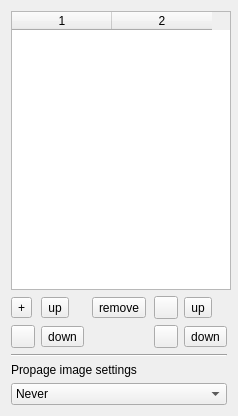
Above: src/imagetablewidget.ui from tibob/yasw before the change. Below: the same form after it.
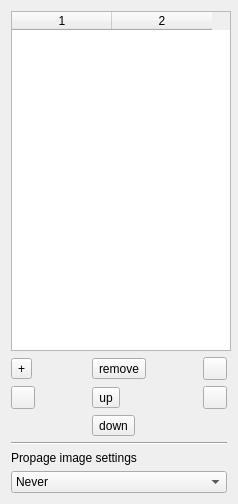
That is the form after the change. Icons and pictures are not drawn.

Commit message: - windows port now working! Yeah!

```diff
--- a/src/imagetablewidget.ui
+++ b/src/imagetablewidget.ui
@@ -24,7 +24,7 @@
     <x>0</x>
     <y>0</y>
     <width>238</width>
-    <height>416</height>
+    <height>504</height>
    </rect>
   </property>
   <property name="sizePolicy">
@@ -132,20 +132,6 @@
       </widget>
      </item>
      <item row="0" column="1">
-      <widget class="QToolButton" name="upLeft">
-       <property name="toolTip">
-        <string>Move the selected image up</string>
-       </property>
-       <property name="text">
-        <string>up</string>
-       </property>
-       <property name="icon">
-        <iconset resource="icons/icons.qrc">
-         <normaloff>:/icons/tango-icon-theme/go-up.svg</normaloff>:/icons/tango-icon-theme/go-up.svg</iconset>
-       </property>
-      </widget>
-     </item>
-     <item row="0" column="2">
       <spacer name="horizontalSpacer">
        <property name="orientation">
         <enum>Qt::Horizontal</enum>
@@ -158,7 +144,7 @@
        </property>
       </spacer>
      </item>
-     <item row="0" column="3">
+     <item row="0" column="2">
       <widget class="QToolButton" name="remove">
        <property name="toolTip">
         <string>remove selected image</string>
@@ -172,7 +158,7 @@
        </property>
       </widget>
      </item>
-     <item row="0" column="4">
+     <item row="0" column="3">
       <spacer name="horizontalSpacer_2">
        <property name="orientation">
         <enum>Qt::Horizontal</enum>
@@ -185,7 +171,7 @@
        </property>
       </spacer>
      </item>
-     <item row="0" column="5">
+     <item row="0" column="4">
       <widget class="QToolButton" name="addRight">
        <property name="toolTip">
         <string>Insert an image on the right</string>
@@ -199,20 +185,6 @@
        </property>
       </widget>
      </item>
-     <item row="0" column="6">
-      <widget class="QToolButton" name="upRight">
-       <property name="toolTip">
-        <string>Move the selected image up</string>
-       </property>
-       <property name="text">
-        <string>up</string>
-       </property>
-       <property name="icon">
-        <iconset resource="icons/icons.qrc">
-         <normaloff>:/icons/tango-icon-theme/go-up.svg</normaloff>:/icons/tango-icon-theme/go-up.svg</iconset>
-       </property>
-      </widget>
-     </item>
      <item row="1" column="0">
       <widget class="QToolButton" name="addEmptyLeft">
        <property name="toolTip">
@@ -227,13 +199,13 @@
        </property>
       </widget>
      </item>
-     <item row="1" column="1">
-      <widget class="QToolButton" name="downLeft">
+     <item row="1" column="2">
+      <widget class="QToolButton" name="up">
        <property name="toolTip">
         <string>Move the selected image down</string>
        </property>
        <property name="text">
-        <string>down</string>
+        <string>up</string>
        </property>
        <property name="icon">
         <iconset resource="icons/icons.qrc">
@@ -241,7 +213,7 @@
        </property>
       </widget>
      </item>
-     <item row="1" column="5">
+     <item row="1" column="4">
       <widget class="QToolButton" name="addEmptyRight">
        <property name="toolTip">
         <string>Add an empty image to the right</string>
@@ -255,8 +227,8 @@
        </property>
       </widget>
      </item>
-     <item row="1" column="6">
-      <widget class="QToolButton" name="downRight">
+     <item row="2" column="2">
+      <widget class="QToolButton" name="down">
        <property name="toolTip">
         <string>Move the selected image down</string>
        </property>
```
Left out of the diff: 58 changed lines with no effect on the pictures. The commit also changes 5 other files.
